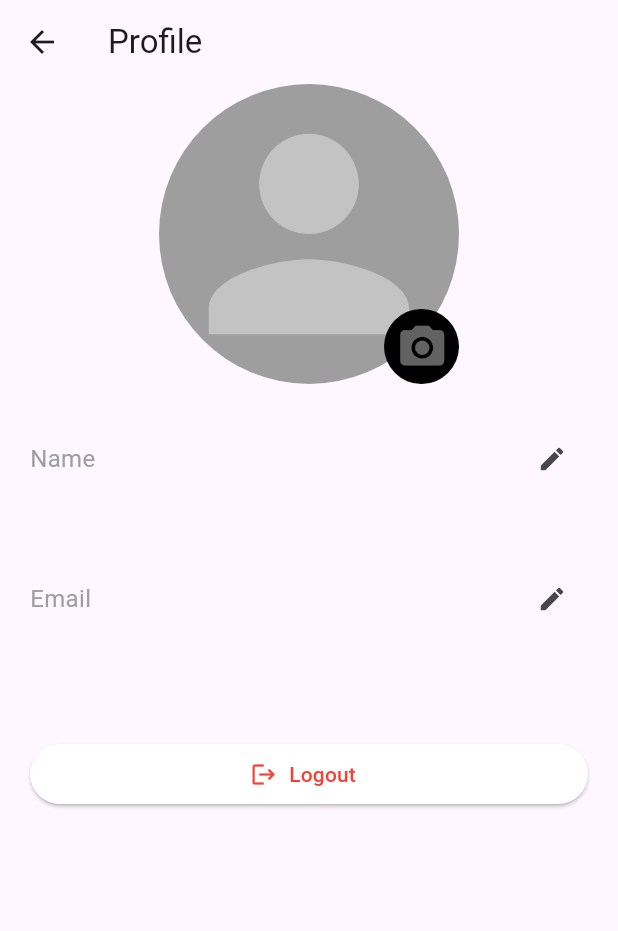
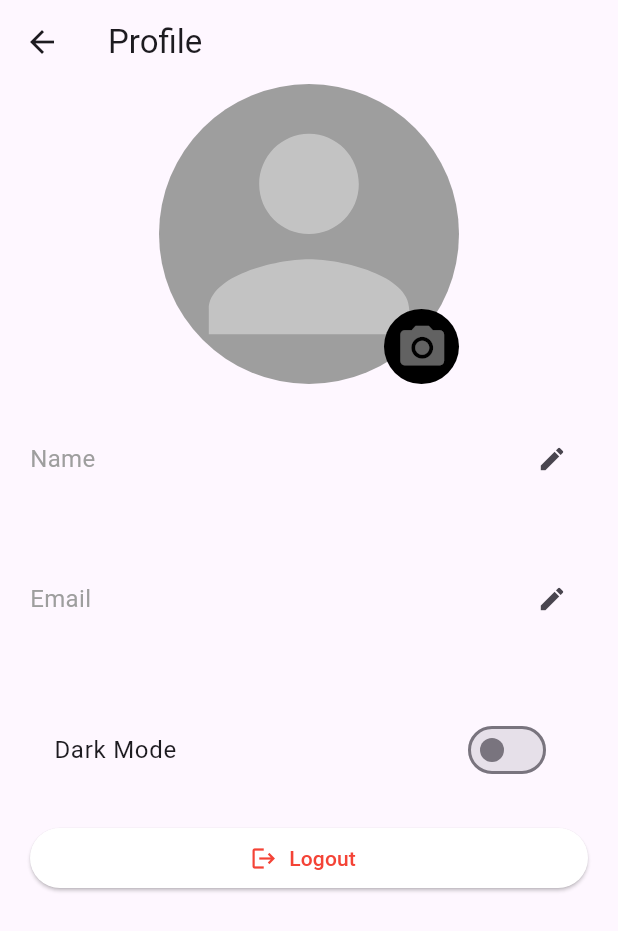
Before and after one commit to Omda112/flutter-final-project, a Flutter app: the ProfilePage screen opened directly, on a phone screen of 412 x 824 dp. Shown: the top 931 px of the screen. Run offline on Flutter 3.47's test engine with Material 3 defaults, Android fonts, the phone set to English and light mode, and no system bars; our stand-ins replace image_picker, shared_preferences; accounts and stored records are empty.

Commit message:
Dark mode added

```diff
--- /dev/null
+++ b/lib/dark_theme/theme_provider.dart
@@ -0,0 +1,30 @@
+import 'package:flutter/material.dart';
+import 'package:shared_preferences/shared_preferences.dart';
+
+class ThemeProvider extends ChangeNotifier {
+  ThemeMode _themeMode = ThemeMode.light;
+
+  ThemeMode get themeMode => _themeMode;
+
+  ThemeProvider() {
+    _loadTheme();
+  }
+
+  void toggleTheme(bool isDark) {
+    _themeMode = isDark ? ThemeMode.dark : ThemeMode.light;
+    _saveTheme(isDark);
+    notifyListeners();
+  }
+
+  Future<void> _loadTheme() async {
+    final prefs = await SharedPreferences.getInstance();
+    final isDark = prefs.getBool('is_dark_mode') ?? false;
+    _themeMode = isDark ? ThemeMode.dark : ThemeMode.light;
+    notifyListeners();
+  }
+
+  Future<void> _saveTheme(bool isDark) async {
+    final prefs = await SharedPreferences.getInstance();
+    await prefs.setBool('is_dark_mode', isDark);
+  }
+}
--- a/lib/profile/profile_page/profile_screen.dart
+++ b/lib/profile/profile_page/profile_screen.dart
@@ -2,6 +2,7 @@ import 'package:firstproject/user/user_view_model.dart';
 import 'package:image_picker/image_picker.dart';
 import 'package:flutter/material.dart';
 import 'package:provider/provider.dart';
+import '../../dark_theme/theme_provider.dart';
 import '../profile_widget/options.dart';
 
 class ProfilePage extends StatefulWidget {
@@ -91,17 +92,31 @@ class _ProfilePageState extends State<ProfilePage> {
                 ),
                 Text(userModel.user?.email ?? "No Email", style: const TextStyle(fontSize: 20)),
 
-                const SizedBox(height: 40),
+                const SizedBox(height: 20),
+
+// 🌙 Dark Mode Toggle
+                Consumer<ThemeProvider>(
+                  builder: (context, themeProvider, _) {
+                    return SwitchListTile(
+                      title: const Text("Dark Mode"),
+                      value: themeProvider.themeMode == ThemeMode.dark,
+                      onChanged: (value) => themeProvider.toggleTheme(value),
+                    );
+                  },
+                ),
+
+                const SizedBox(height: 20),
 
                 ElevatedButton.icon(
                   onPressed: () => userModel.logout(context),
                   icon: const Icon(Icons.logout , color: Colors.red,),
-                  label: const Text("Logout" ),
+                  label: const Text("Logout"),
                   style: ElevatedButton.styleFrom(
                     backgroundColor: Colors.white,
-                    foregroundColor: Colors.red, // 👈 Changes the text & icon color
+                    foregroundColor: Colors.red,
                   ),
                 )
+
               ],
             ),
           ),
--- a/lib/quote/quote_screen.dart
+++ b/lib/quote/quote_screen.dart
@@ -22,13 +22,17 @@ class _QuoteScreenState extends State<QuoteScreen> {
 
   @override
   Widget build(BuildContext context) {
+    final isDark = Theme.of(context).brightness == Brightness.dark;
+    final bgImage = isDark
+        ? 'assets/quote_bg_dark.jpg'
+        : 'assets/quote_bg_light.jpg';
     return  Scaffold(
       body:  Container(
         height: double.infinity,
         width: double.infinity,
         decoration: BoxDecoration(
         image: DecorationImage(
-        image: AssetImage("assets/backgrounddd.jpg"),
+        image: AssetImage(bgImage),
     fit: BoxFit.cover,
     )
     ),
--- a/pubspec.yaml
+++ b/pubspec.yaml
@@ -72,6 +72,8 @@ flutter:
   assets:
       - assets/
       - assets/profile.jpeg
+      - assets/quote_bg_light.jpg
+      - assets/quote_bg_dark.jpg
   #   - images/a_dot_ham.jpeg
 
   # An image asset can refer to one or more resolution-specific "variants", see
```
Also changed, not shown: lib/main.dart (+7 -0 lines), assets/quote_bg_dark.jpg (added), assets/quote_bg_light.jpg (renamed from assets/backgrounddd.jpg), pubspec.lock.
